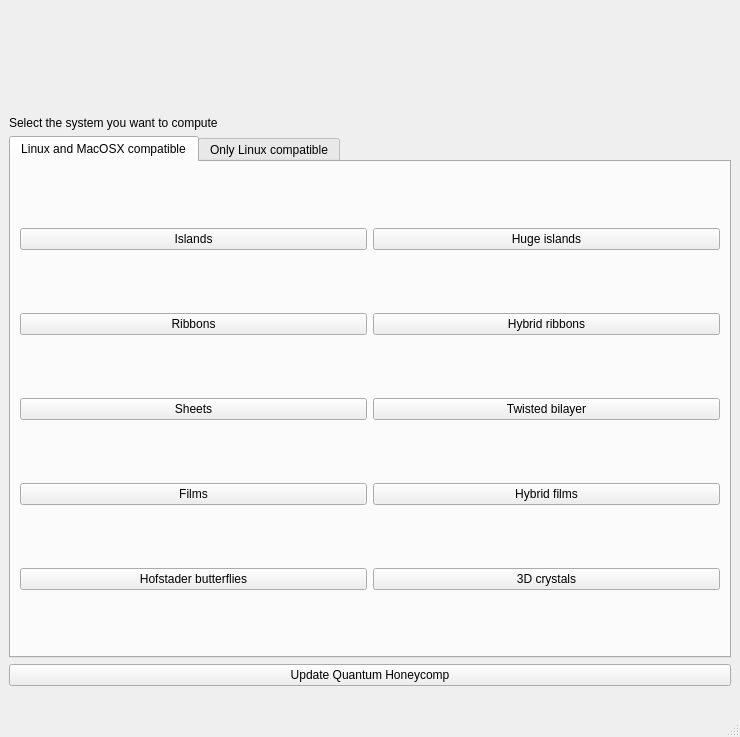
Before: the Qt Designer form development/interface-pyqt/system_selection/interface.ui in joselado/quantum-honeycomp, drawn with Qt 5.
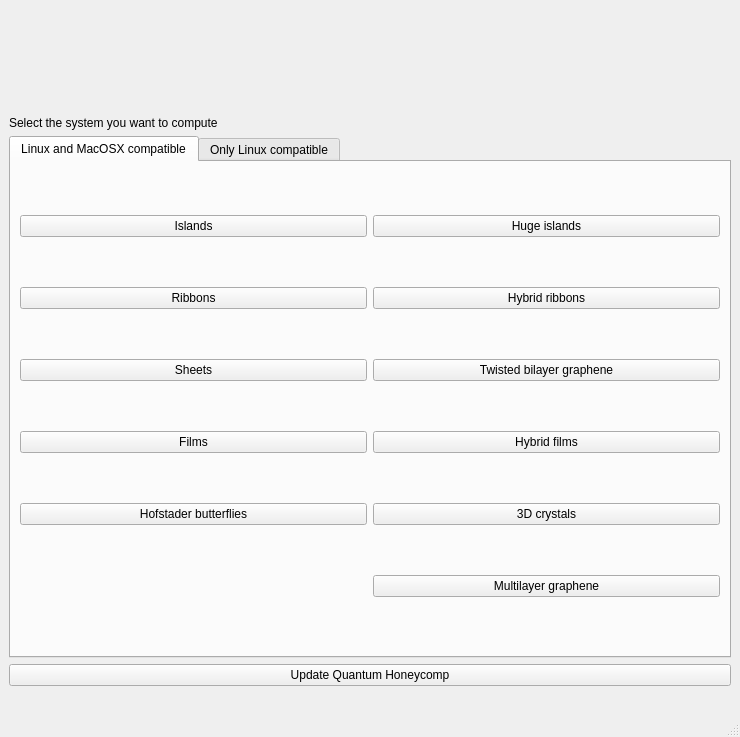
After: the same form once the commit is applied.

```diff
--- a/development/interface-pyqt/system_selection/interface.ui
+++ b/development/interface-pyqt/system_selection/interface.ui
@@ -134,7 +134,14 @@
           <item row="3" column="1">
            <widget class="QPushButton" name="twisted_bilayer">
             <property name="text">
-             <string>Twisted bilayer</string>
+             <string>Twisted bilayer graphene</string>
+            </property>
+           </widget>
+          </item>
+          <item row="11" column="1">
+           <widget class="QPushButton" name="multilayergraphene">
+            <property name="text">
+             <string>Multilayer graphene</string>
             </property>
            </widget>
           </item>
```
